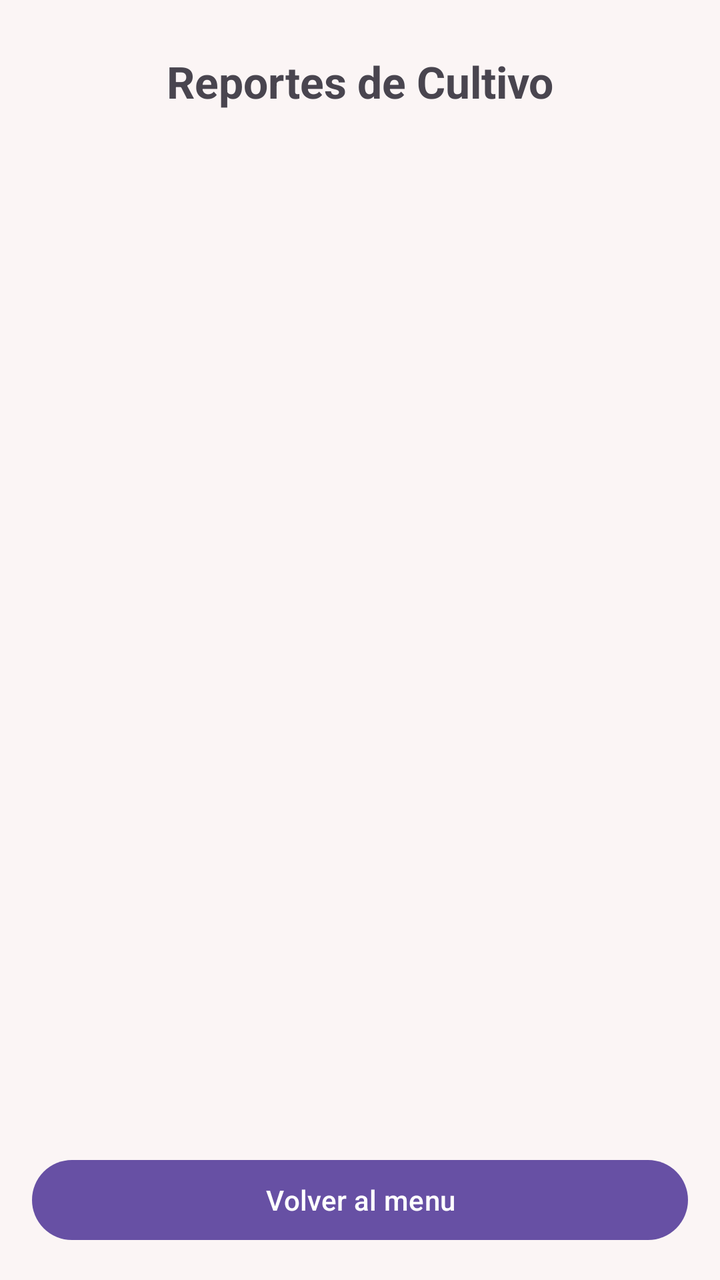
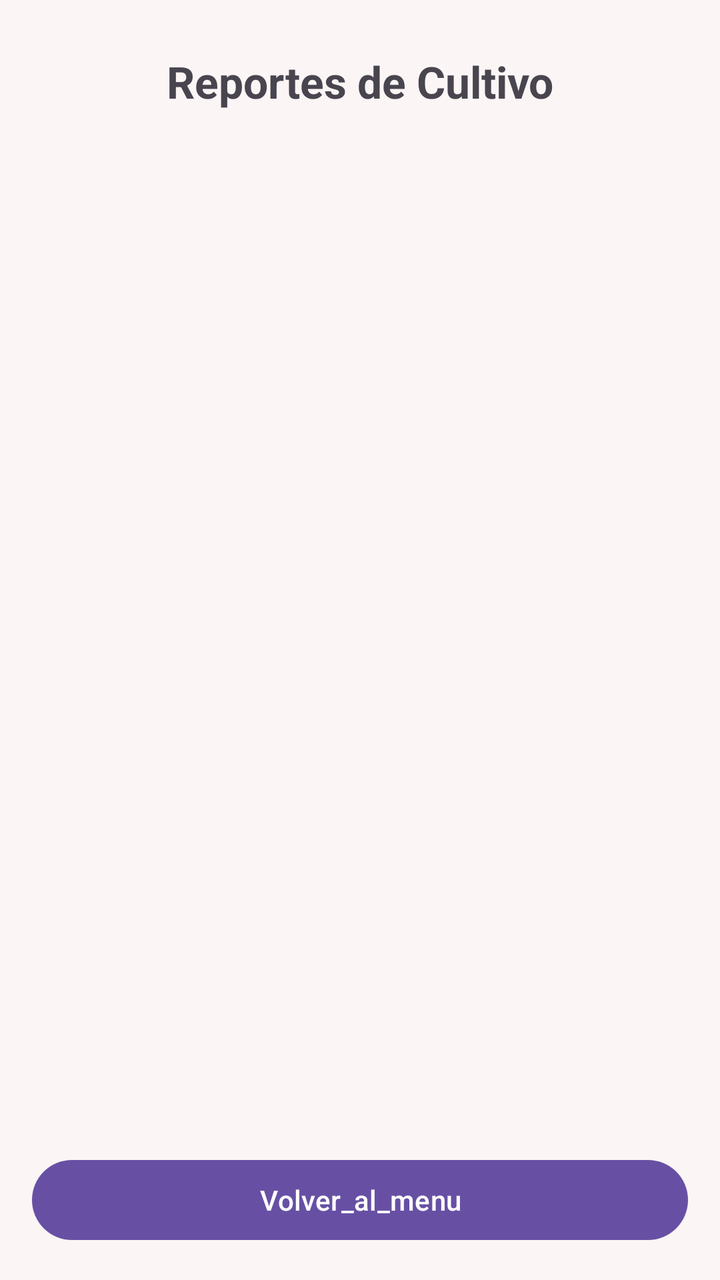

Two renders of the same Android screen: before a commit and after it. Below are the layout's source before the change and the commit's diff.
<!-- AndroidManifest.xml: application theme Theme.Cultivos_Orquideas -->
<!-- res/layout/activity_reportes.xml -->
<?xml version="1.0" encoding="utf-8"?>
<LinearLayout xmlns:android="http://schemas.android.com/apk/res/android"
    android:id="@+id/main"
    android:layout_width="match_parent"
    android:layout_height="match_parent"
    android:background="#FBF5F5"
    android:orientation="vertical"
    android:padding="16dp">

    <TextView
        android:id="@+id/tvTituloReportes"
        android:layout_width="match_parent"
        android:layout_height="wrap_content"
        android:gravity="center"
        android:padding="10dp"
        android:text="Reportes de Cultivo"
        android:textSize="22sp"
        android:textStyle="bold" />

    <ListView
        android:id="@+id/listViewReportes"
        android:layout_width="match_parent"
        android:layout_height="0dp"
        android:layout_weight="1"
        android:divider="@android:color/darker_gray"
        android:dividerHeight="1dp" />

    <Button
        android:id="@+id/btnActualizarReportes"
        android:layout_width="match_parent"
        android:layout_height="wrap_content"
        android:text="Volver al menu" />

</LinearLayout>
<!-- resources referenced by this layout -->
<resources>
  <style name="Theme.Cultivos_Orquideas" parent="Base.Theme.Cultivos_Orquideas" />
  <style name="Base.Theme.Cultivos_Orquideas" parent="Theme.Material3.DayNight.NoActionBar">
          
          
      </style>
</resources>

<!-- the commit's change to res/layout/activity_reportes.xml (unified diff, before → after) -->
@@ -26,9 +26,9 @@
         android:dividerHeight="1dp" />
 
     <Button
-        android:id="@+id/btnActualizarReportes"
+        android:id="@+id/btnVolveralmenu"
         android:layout_width="match_parent"
         android:layout_height="wrap_content"
-        android:text="Volver al menu" />
+        android:text="Volver_al_menu" />
 
 </LinearLayout>
